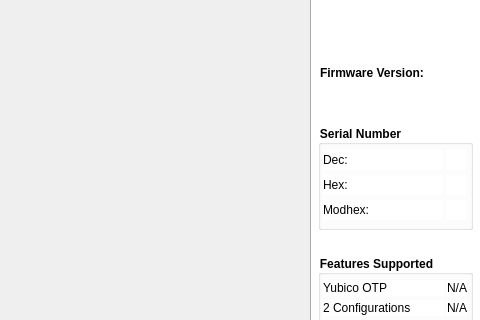
Qt form src/ui/mainwindow.ui (Yubico/yubikey-personalization-gui-dpkg) before a commit; both pictures show x 420 to 900 and y 158 to 478 of the 900 by 700 pixel window.
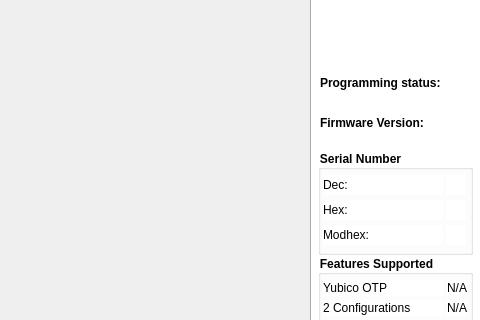
The same form after that commit. Icons and pictures are not drawn.

Patch:
```diff
--- a/src/ui/mainwindow.ui
+++ b/src/ui/mainwindow.ui
@@ -128,7 +128,7 @@
      <property name="geometry">
       <rect>
        <x>10</x>
-       <y>210</y>
+       <y>260</y>
        <width>151</width>
        <height>16</height>
       </rect>
@@ -138,7 +138,7 @@
      <property name="geometry">
       <rect>
        <x>10</x>
-       <y>190</y>
+       <y>240</y>
        <width>151</width>
        <height>16</height>
       </rect>
@@ -535,7 +535,7 @@
      <property name="geometry">
       <rect>
        <x>8</x>
-       <y>250</y>
+       <y>275</y>
        <width>155</width>
        <height>105</height>
       </rect>
@@ -782,6 +782,32 @@
       </property>
      </widget>
     </widget>
+    <widget class="QLabel" name="programDescLbl">
+     <property name="geometry">
+      <rect>
+       <x>10</x>
+       <y>200</y>
+       <width>151</width>
+       <height>16</height>
+      </rect>
+     </property>
+     <property name="styleSheet">
+      <string notr="true">font-weight: bold;</string>
+     </property>
+     <property name="text">
+      <string>Programming status:</string>
+     </property>
+    </widget>
+    <widget class="QLabel" name="programLbl">
+     <property name="geometry">
+      <rect>
+       <x>10</x>
+       <y>220</y>
+       <width>151</width>
+       <height>16</height>
+      </rect>
+     </property>
+    </widget>
    </widget>
    <widget class="QStackedWidget" name="pagesWidget">
     <property name="geometry">
```
